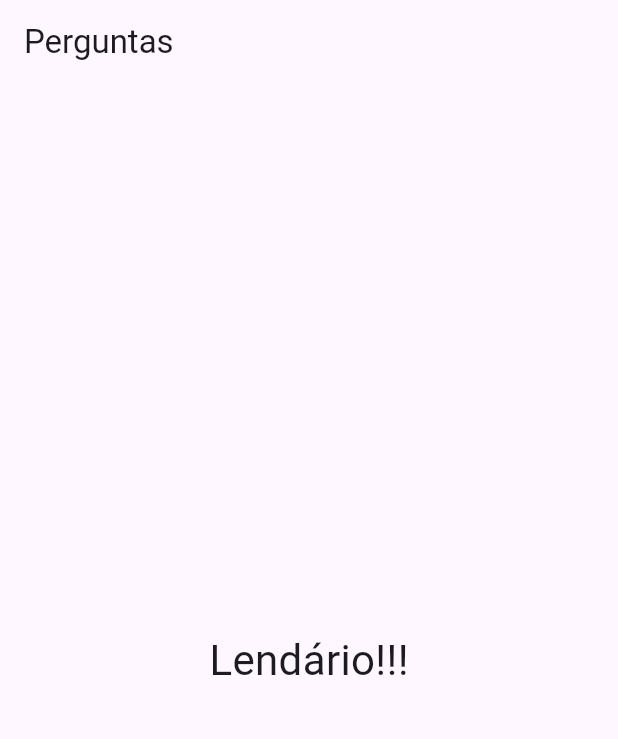
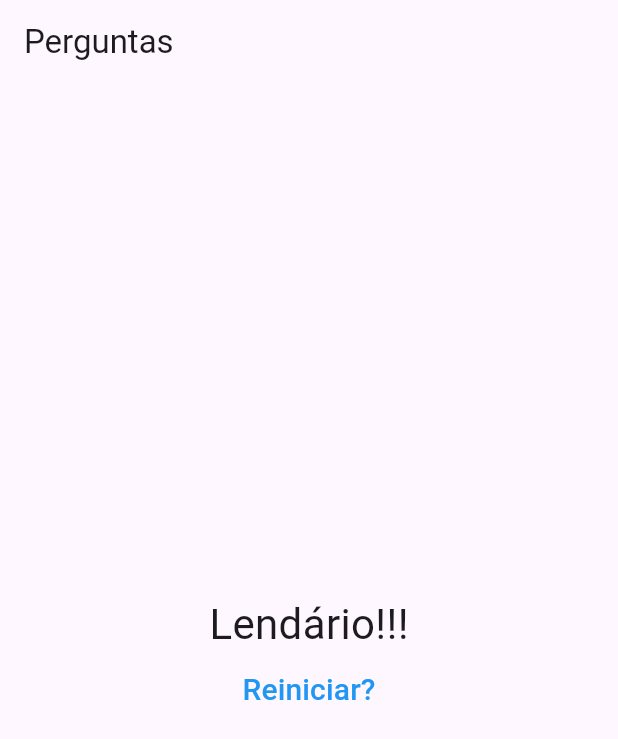
Before and after one commit to Git-LeAmaral/perguntas_e_respostas, a Flutter app: the screen it shows after launch, after a tap on "Preto", after a tap on "Sedan", after a tap on "Italia", on a phone screen of 412 x 824 dp. Shown: the top 739 px of the screen. Run offline on Flutter 3.47's test engine with Material 3 defaults, Android fonts, the phone set to English and light mode, and no system bars.

Commit message:
feat: finalizando app com função de reiniciar

```diff
--- a/lib/main.dart
+++ b/lib/main.dart
@@ -45,7 +45,13 @@ class _PerguntaAppState extends State<PerguntaApp> {
         _pontuacaoTotal += pontuacao;
       });
     }
-    print(_pontuacaoTotal);
+  }
+
+  void _reiniciarQuestionario() {
+    setState(() {
+      _perguntaSelecionada = 0;
+      _pontuacaoTotal = 0;
+    });
   }
 
   bool get temPerguntaSelecionada {
@@ -67,7 +73,7 @@ class _PerguntaAppState extends State<PerguntaApp> {
                 perguntaSelecionada: _perguntaSelecionada,
                 responder: _responder,
               )
-            : Resultado(_pontuacaoTotal),
+            : Resultado(_pontuacaoTotal, _reiniciarQuestionario),
       ),
     );
   }
--- a/lib/resultado.dart
+++ b/lib/resultado.dart
@@ -2,8 +2,9 @@ import 'package:flutter/material.dart';
 
 class Resultado extends StatelessWidget {
   final int pontuacao;
+  final void Function() reiniciarQuestionario;
 
-  const Resultado(this.pontuacao, {super.key});
+  const Resultado(this.pontuacao, this.reiniciarQuestionario, {super.key});
 
   String get fraseResultado {
     if (pontuacao < 8) {
@@ -19,8 +20,18 @@ class Resultado extends StatelessWidget {
 
   @override
   Widget build(BuildContext context) {
-    return Center(
-      child: Text(fraseResultado, style: const TextStyle(fontSize: 28)),
+    return Column(
+      mainAxisAlignment: MainAxisAlignment.center,
+      children: [
+        Center(
+          child: Text(fraseResultado, style: const TextStyle(fontSize: 28)),
+        ),
+        TextButton(
+          onPressed: reiniciarQuestionario,
+          style: TextButton.styleFrom(foregroundColor: Colors.blue),
+          child: const Text('Reiniciar?', style: TextStyle(fontSize: 20)),
+        ),
+      ],
     );
   }
 }
```
